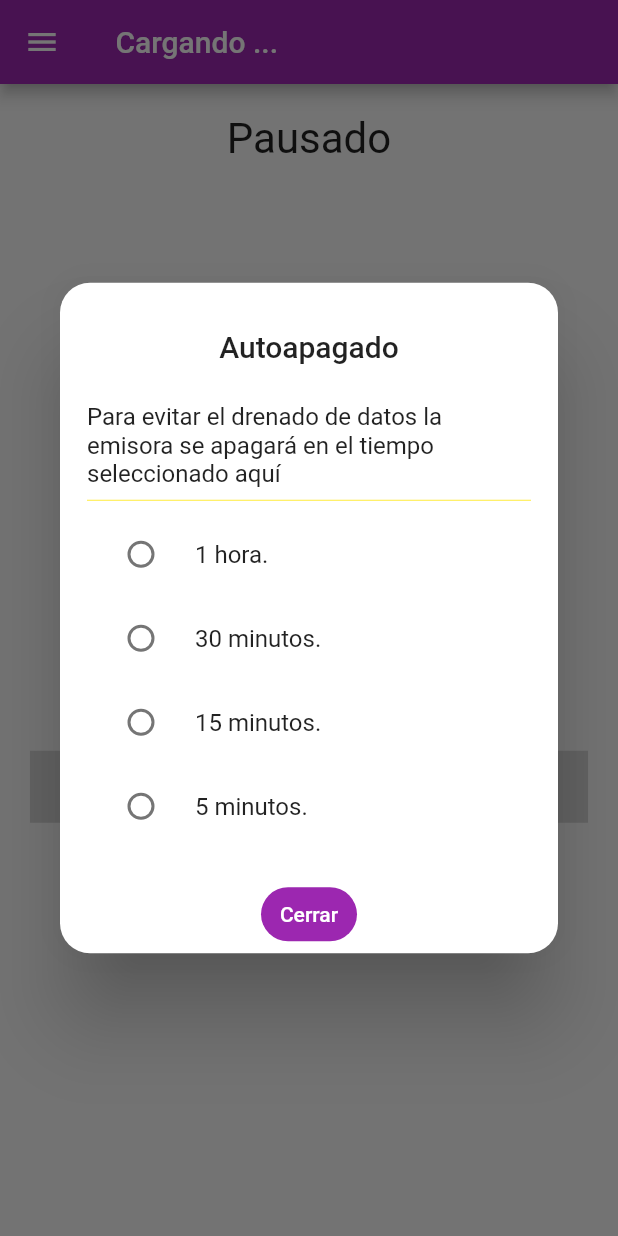
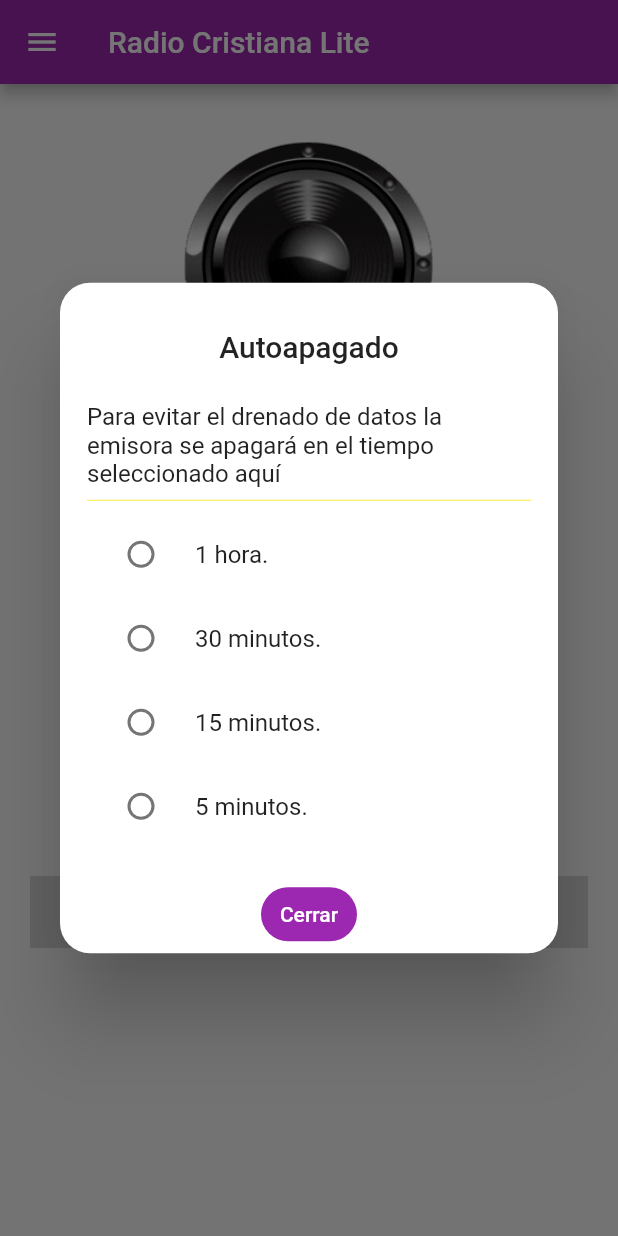
Before and after one commit to cjpm1983/rcl, a Flutter app: the screen it shows after launch, in the side drawer, after a tap on "Autoapagado", on a phone screen of 412 x 824 dp. Run offline on Flutter 3.47's test engine with Material 2 defaults, Android fonts, the phone set to English and light mode, and no system bars; our stand-ins replace flutter_linkify, flutter_switch, get, get_storage, just_audio, wakelock; missing offline and left inert: custom_timer, flutter_background; network calls fail; statements that could not run were skipped.

```diff
--- a/lib/main.dart
+++ b/lib/main.dart
@@ -6,6 +6,8 @@ import 'package:get_storage/get_storage.dart';
 import 'src/controllers/drawer_controller.dart';
 import 'src/controllers/radio_player_controller.dart';
 import 'src/views/radioPlayer.dart';
+
+import 'package:flutter/services.dart';
 
 // void main() {
 //   runApp(MyApp());
@@ -17,10 +19,20 @@ main() async {
   runApp(MyApp());
 }
 
-class MyApp extends StatelessWidget {
+class MyApp extends StatelessWidget{
   // This widget is the root of your application.
+
+
   @override
   Widget build(BuildContext context) {
+
+
+    SystemChrome.setPreferredOrientations([
+      DeviceOrientation.portraitDown,
+      DeviceOrientation.portraitUp,
+    ]);
+
+
     DrawerX dd = Get.put(DrawerX());
     //RadioCX rx = Get.put(RadioCX());
 
--- a/lib/src/views/drawer.dart
+++ b/lib/src/views/drawer.dart
@@ -34,13 +34,13 @@ class DrawerWidget extends GetView<DrawerX> {
               mainAxisAlignment: MainAxisAlignment.end,
               children: [
                 ListTile(
-                  title: Text("Radio Cristiana Lite")
+                  title: Text("Radio Cristiana Lite",style:TextStyle(color:Colors.white, fontSize: 24, shadows: [Shadow(offset: Offset(-2,2))]))
                 ),
               ],
             ),
             decoration: BoxDecoration(
-              image: DecorationImage(
-                  fit: BoxFit.fill, image: AssetImage('assets/icon.png')),
+               image: DecorationImage(
+                   fit: BoxFit.fill, image: AssetImage('assets/trigo.jpg')),
               color: Colors.blue,
             ),
           ),
@@ -67,11 +67,11 @@ class DrawerWidget extends GetView<DrawerX> {
             subtitle: Obx(() => rx.actual['nombre']!=null
                                           ?
                                             Text(" ${rx.actual['nombre']} ",
-                                               style: TextStyle(fontSize: 18.0, fontWeight: FontWeight.bold,decoration: TextDecoration.underline, color:Colors.blueAccent
+                                               style: TextStyle( fontWeight: FontWeight.bold,color:Colors.blueAccent[400]
                                             ),
                                             )
                                           :
-                                           Text(" Cargando ... ",
+                                           Text("",
                                                style: TextStyle(fontSize: 18.0, fontWeight: FontWeight.bold,
                                             ),
                                             )
@@ -176,6 +176,25 @@ class DrawerWidget extends GetView<DrawerX> {
                   });
             },
           ),
+
+          Obx(() => ListTile(
+            title: Text("Reproducción de Fondo", style: _textoItemDrawer()),
+                subtitle: rx.background
+                    ? Text(
+                        'Activado',
+                        style: TextStyle(color: Colors.greenAccent[400]),
+                      )
+                    : Text(
+                        'Desactivado',
+                        style: TextStyle(color: Colors.blueGrey[400]),
+                      ),
+                leading: Icon(Icons.screen_lock_portrait_outlined),
+                onTap: () {
+                  rx.background = !rx.background;
+
+                },
+              )),
+
 
           ListTile(
             title: Text("Acerca de", style: _textoItemDrawer()),
@@ -401,4 +420,6 @@ class DrawerWidget extends GetView<DrawerX> {
                 }
               return t;
               }
+
+
 }
--- a/lib/src/views/radioPlayer.dart
+++ b/lib/src/views/radioPlayer.dart
@@ -25,7 +25,7 @@ class RadioPlayer extends StatelessWidget {
                                            // ),
                                             )
                                           :
-                                           Text(" Cargando ... ",
+                                           Text("Radio Cristiana Lite",
                                                //style: TextStyle(fontSize: 24.0, fontWeight: FontWeight.bold,
                                            // ),
                                             )
@@ -43,18 +43,21 @@ class RadioPlayer extends StatelessWidget {
               () => rx.buttonState == "playing"
                   ? Image(
                       image: AssetImage('assets/music.gif'),
-                      width: 150.0,
-                      height: 150.0,
+                      width: 200.0,
+                      height: 200.0,
                     )
                   : rx.buttonState == "loading"
-                      ? Text(
-                          "Cargando...",
-                          textScaleFactor: 2.0,
-                        )
-                      : Text(
-                          "Pausado",
-                          textScaleFactor: 2.0,
-                        ),
+                      ?
+                      Image(
+                      image: AssetImage('assets/musicstop.png'),
+                      width: 200.0,
+                      height: 200.0,
+                    )
+                      : Image(
+                      image: AssetImage('assets/musicstop.png'),
+                      width: 200.0,
+                      height: 200.0,
+                    ),
             ),
 
 
@@ -111,7 +114,7 @@ class RadioPlayer extends StatelessWidget {
         );
       case "paused":
         return IconButton(
-          icon: Icon(Icons.play_circle_outline, color: Colors.lightGreen),
+          icon: Icon(Icons.play_circle_outline, color: Colors.lightGreen[400]),
           iconSize: 120.0,
           onPressed: () {
             rx.play();
@@ -122,7 +125,7 @@ class RadioPlayer extends StatelessWidget {
         );
       case "playing":
         return IconButton(
-          icon: Icon(Icons.stop_circle_outlined, color: Colors.red[400]),
+          icon: Icon(Icons.stop_circle_outlined, color: Colors.redAccent[400]),
           iconSize: 120.0,
           onPressed: () {
             rx.pause();
```
Also changed, not shown: lib/src/controllers/radio_player_controller.dart (+67 -3 lines), lib/src/providers/songs_provider.dart (+15 -0 lines), assets/icon.png, assets/music.gif, assets/musicgraph.gif (deleted), assets/musicstop.png (added), assets/rtm.png (deleted), assets/trigo.jpg (added), assets/unnamed.gif (deleted), 6 other files.
